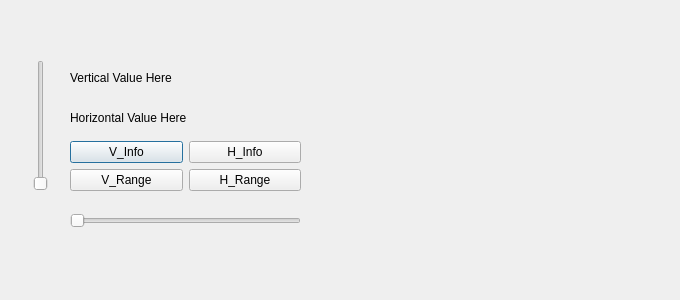
Above: 2_11_Slider+Dial/sliderDial.ui from 5igu/pyqt-GUI before the change. Below: the same form after it.
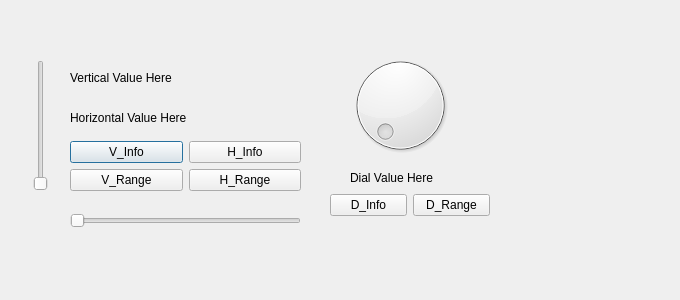
That is the form after the change.

Commit message: dial 추가 ,, 작동 방식은 같음

The edit to the form file:
```diff
--- a/2_11_Slider+Dial/sliderDial.ui
+++ b/2_11_Slider+Dial/sliderDial.ui
@@ -105,6 +105,55 @@
     <enum>Qt::Vertical</enum>
    </property>
   </widget>
+  <widget class="QDial" name="dial_Test">
+   <property name="geometry">
+    <rect>
+     <x>340</x>
+     <y>50</y>
+     <width>121</width>
+     <height>111</height>
+    </rect>
+   </property>
+  </widget>
+  <widget class="QLabel" name="labelDial">
+   <property name="geometry">
+    <rect>
+     <x>350</x>
+     <y>170</y>
+     <width>121</width>
+     <height>16</height>
+    </rect>
+   </property>
+   <property name="text">
+    <string>Dial Value Here</string>
+   </property>
+  </widget>
+  <widget class="QWidget" name="horizontalLayoutWidget_2">
+   <property name="geometry">
+    <rect>
+     <x>330</x>
+     <y>190</y>
+     <width>160</width>
+     <height>31</height>
+    </rect>
+   </property>
+   <layout class="QHBoxLayout" name="horizontalLayout_10">
+    <item>
+     <widget class="QPushButton" name="btn_DInfo">
+      <property name="text">
+       <string>D_Info</string>
+      </property>
+     </widget>
+    </item>
+    <item>
+     <widget class="QPushButton" name="btn_DRange">
+      <property name="text">
+       <string>D_Range</string>
+      </property>
+     </widget>
+    </item>
+   </layout>
+  </widget>
  </widget>
  <resources/>
  <connections/>
```
The commit also changes 1 other file.
